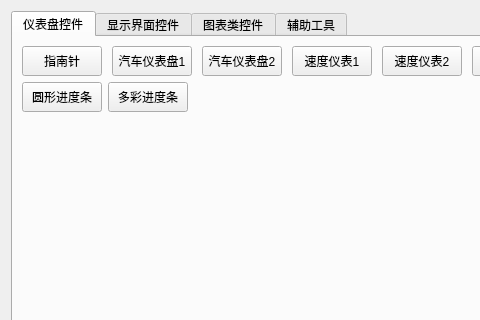
Before: the Qt Designer form Exmaple/examplewidget.ui in kevinlq/LQFramKit, drawn with Qt 5; both pictures show x 0 to 480 and y 0 to 320 of the 697 by 578 pixel window.
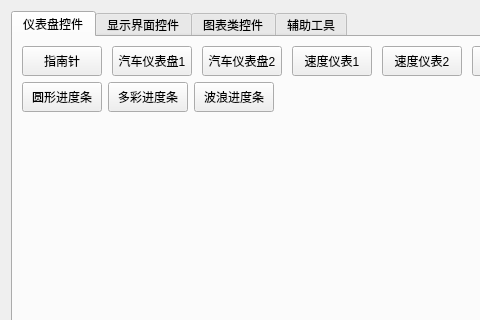
After: the same form once the commit is applied. The open tabs and pages were chosen to show the change.

```diff
--- a/Exmaple/examplewidget.ui
+++ b/Exmaple/examplewidget.ui
@@ -183,6 +183,19 @@
              </property>
             </widget>
            </item>
+           <item>
+            <widget class="QPushButton" name="pushButton_28">
+             <property name="minimumSize">
+              <size>
+               <width>0</width>
+               <height>30</height>
+              </size>
+             </property>
+             <property name="text">
+              <string>波浪进度条</string>
+             </property>
+            </widget>
+           </item>
            <item>
             <spacer name="horizontalSpacer_6">
              <property name="orientation">
```
Left out of the diff: 2 changed lines with no effect on the pictures.
